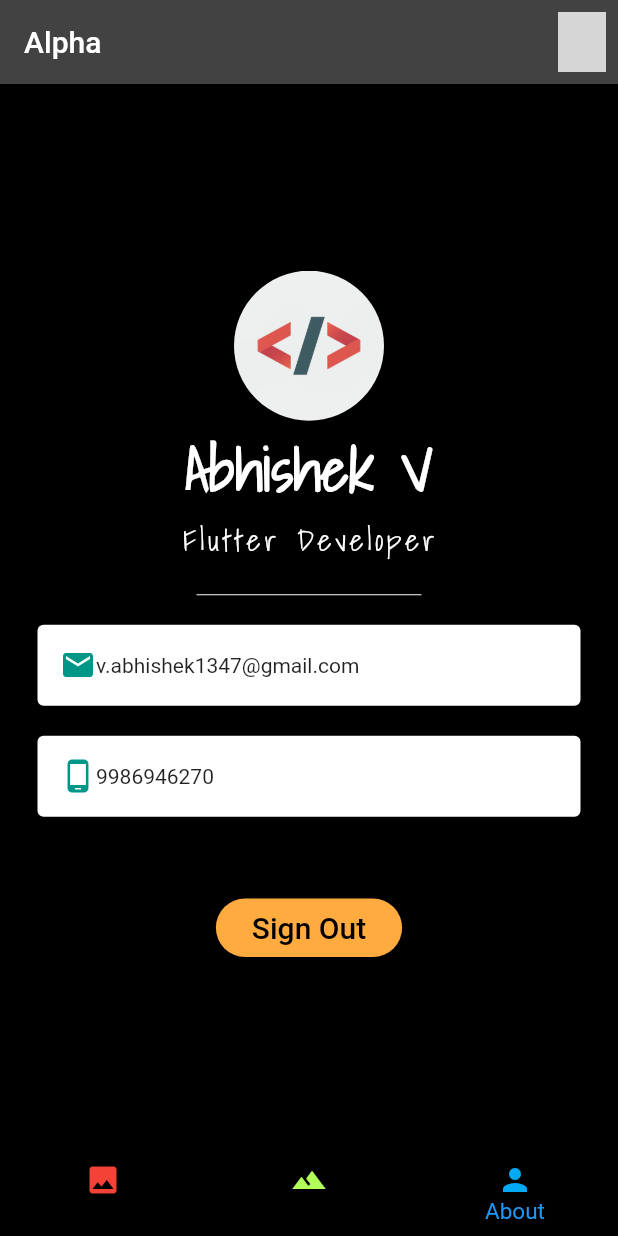
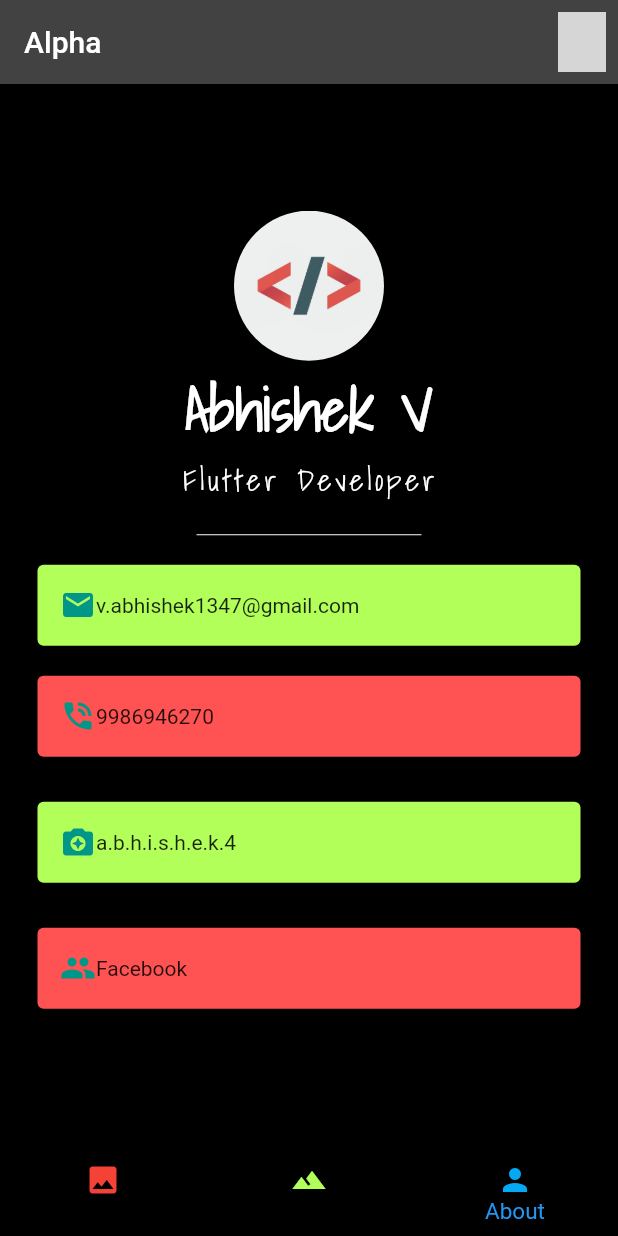
Before and after one commit to Abhishek4848/FlutterGallery, a Flutter app: the screen it shows after launch, item 3 of the bottom bar chosen, on a phone screen of 412 x 824 dp. Run offline on Flutter 3.47's test engine with Material 2 defaults, Android fonts, the phone set to English and light mode, and no system bars; our stand-ins replace carousel_slider, cloud_firestore, firebase_auth, firebase_messaging, flutter_cache_manager, google_sign_in and 1 more; missing offline and left inert: flutter_phone_direct_caller, wallpaper_manager; accounts and stored records are empty; network calls fail; grey boxes are pictures that could not be loaded.

Commit message:
Added options to access Instagram and Facebook.

```diff
--- a/lib/Profile.dart
+++ b/lib/Profile.dart
@@ -1,8 +1,6 @@
 import 'package:flutter/material.dart';
 import 'package:flutter_phone_direct_caller/flutter_phone_direct_caller.dart';
 import 'package:url_launcher/url_launcher.dart';
-import './Login_page.dart';
-import './sign_in.dart';
 
 _callNumber() async{
   const number = '9986946270';
@@ -16,6 +14,23 @@ _launchEmail() async {
     throw 'Could not launch';
   }
 }
+_launchInsta() async {
+  const url = 'https://www.instagram.com/a.b.h.i.s.h.e.k.4/';
+  if (await canLaunch(url)) {
+    await launch(url);
+  } else {
+    throw 'Could not launch $url';
+  }
+}
+
+_launchFB() async {
+  const url = 'https://www.facebook.com/abhishek.viveknanthan';
+  if (await canLaunch(url)) {
+    await launch(url);
+  } else {
+    throw 'Could not launch $url';
+  }
+}
 
 void main(){
   runApp(MyApp());
@@ -25,9 +40,9 @@ class MyApp extends StatelessWidget {
   Widget build(BuildContext context) {
     return MaterialApp(
       debugShowCheckedModeBanner:false,
-      home: Scaffold(
+      home:
+      Scaffold(
         backgroundColor: Colors.black,
-
         body:SafeArea (
           child:Column (
             mainAxisAlignment: MainAxisAlignment.center,
@@ -68,7 +83,7 @@ class MyApp extends StatelessWidget {
               onTap: (){_launchEmail();},
           child: Card (
             margin:EdgeInsets.symmetric(vertical:10.0,horizontal:25.0),
-            color:Colors.white,
+            color:Colors.lightGreenAccent,
 	          child:Padding(padding:EdgeInsets.all(15.0),
             child:Row(children:<Widget>[Icon(Icons.email,color:Colors.teal,),Text('v.abhishek1347@gmail.com')],
              ),
@@ -79,32 +94,45 @@ class MyApp extends StatelessWidget {
               onTap: (){_callNumber();},
             child:Card (
             margin:EdgeInsets.symmetric(vertical:10.0,horizontal:25.0),
-            color:Colors.white,
+            color:Colors.redAccent,
 	          child:Padding(padding:EdgeInsets.all(15.0),
-            child:Row(children:<Widget>[Icon(Icons.phone_android,color:Colors.teal,),Text('9986946270')],
+            child:Row(children:<Widget>[Icon(Icons.phone_in_talk,color:Colors.teal,),Text('9986946270')],
+             ),
+            ),
+             ),
+            ),
+          SizedBox(
+            height:10.0,
+            width:double.infinity,
+            //child: Divider(color: Colors.white,),
+            ),
+            InkWell(
+              onTap: (){_launchInsta();},
+          child: Card (
+            margin:EdgeInsets.symmetric(vertical:10.0,horizontal:25.0),
+            color:Colors.lightGreenAccent,
+	          child:Padding(padding:EdgeInsets.all(15.0),
+            child:Row(children:<Widget>[Icon(Icons.camera_enhance,color:Colors.teal,),Text('a.b.h.i.s.h.e.k.4')],
              ),
             ),
           ),
             ),
-             SizedBox(height: 40),
-              RaisedButton(
-                onPressed: () {
-                  signOutGoogle();
-                  Navigator.of(context).pushAndRemoveUntil(MaterialPageRoute(builder: (context) {return LoginPage();}), ModalRoute.withName('/'));
-                },
-                color: Colors.orangeAccent,
-                child: Padding(
-                  padding: const EdgeInsets.all(8.0),
-                  child: Text(
-                    'Sign Out',
-                    style: TextStyle(fontSize: 20, color: Colors.black),
-                  ),
-                ),
-                elevation: 5,
-                shape: RoundedRectangleBorder(
-                    borderRadius: BorderRadius.circular(40)),
-              )
-
+          SizedBox(
+            height:10.0,
+            width:double.infinity,
+            //child: Divider(color: Colors.white,),
+            ),
+            InkWell(
+              onTap: (){_launchFB();},
+          child: Card (
+            margin:EdgeInsets.symmetric(vertical:10.0,horizontal:25.0),
+            color:Colors.redAccent,
+	          child:Padding(padding:EdgeInsets.all(15.0),
+            child:Row(children:<Widget>[Icon(Icons.people,color:Colors.teal,),Text('Facebook')],
+             ),
+            ),
+          ),
+            ),
              ]
              ),
           ),
```
